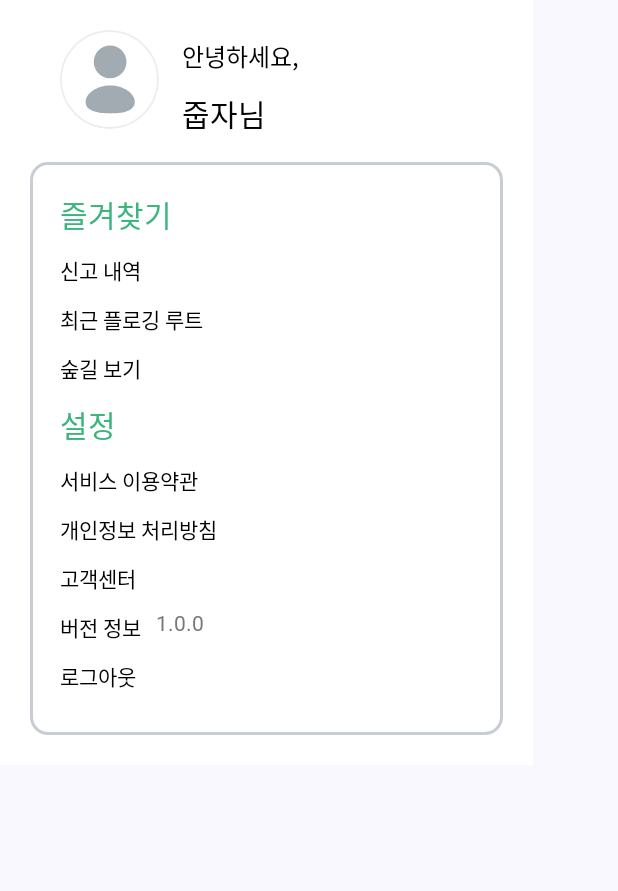
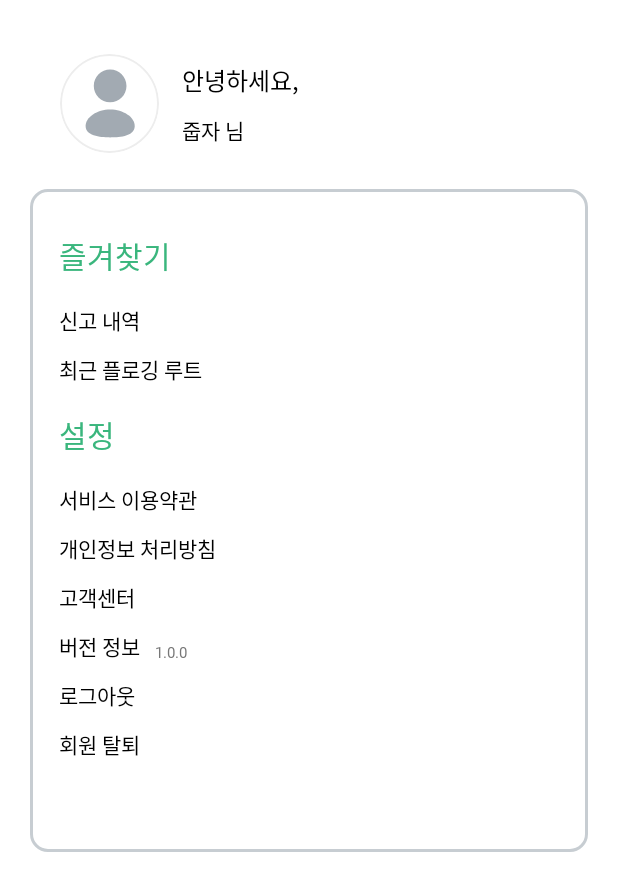
Before and after one commit to Song-s-PaaSTA/Plog-Android, an Android app built with Jetpack Compose: the ProfileRoute screen opened through its navigation route, on a phone screen of 412 x 824 dp. Shown: the top 891 px of the screen. Run offline under Robolectric (Android 15) with nearby library versions, the phone set to English and light mode, and no system bars; our stand-ins replace Dagger/Hilt's generated code; Roboto replaces fonts that are not available here.

Commit message:
#17 [UI] 마이페이지 UI 구현

```diff
--- a/app/src/main/java/com/kpaas/plog/presentation/profile/screen/ProfileScreen.kt
+++ b/app/src/main/java/com/kpaas/plog/presentation/profile/screen/ProfileScreen.kt
@@ -9,11 +9,13 @@ import androidx.compose.foundation.shape.CircleShape
 import androidx.compose.foundation.shape.RoundedCornerShape
 import androidx.compose.material3.Text
 import androidx.compose.runtime.Composable
+import androidx.compose.ui.Alignment
 import androidx.compose.ui.Modifier
 import androidx.compose.ui.draw.clip
 import androidx.compose.ui.graphics.Color
 import androidx.compose.ui.graphics.vector.ImageVector
 import androidx.compose.ui.res.vectorResource
+import androidx.compose.ui.text.style.TextAlign
 import androidx.compose.ui.tooling.preview.Preview
 import androidx.compose.ui.unit.dp
 import com.kpaas.plog.R
@@ -27,7 +29,10 @@ import com.kpaas.plog.core_ui.theme.White
 import com.kpaas.plog.core_ui.theme.body1Medium
 import com.kpaas.plog.core_ui.theme.title2Semi
 import com.kpaas.plog.core_ui.theme.body1Regular
+import com.kpaas.plog.core_ui.theme.body2Medium
 import com.kpaas.plog.core_ui.theme.body2Regular
+import com.kpaas.plog.core_ui.theme.body6Regular
+import com.kpaas.plog.core_ui.theme.button2Bold
 
 @Composable
 fun ProfileRoute(
@@ -44,69 +49,119 @@ fun ProfileScreen(
 ) {
     Column(
         modifier = Modifier
+            .fillMaxSize()
             .background(White)
-            .padding(20.dp)
+            .padding(top = 36.dp, start = 20.dp, end = 20.dp)
     ) {
-        Row {
-            Spacer(Modifier.width(20.dp))
+        Row(
+            verticalAlignment = Alignment.CenterVertically,
+            modifier = Modifier
+                .padding(bottom = 24.dp)
+        ) {
             Image(
                 imageVector = ImageVector.vectorResource(id = R.drawable.ic_bnv_profile_off),
                 contentDescription = "Profile Image",
                 modifier = Modifier
+                    .padding(start = 20.dp)
                     .size(66.dp)
                     .clip(CircleShape)
                     .border(1.dp, Gray100, CircleShape)
-                    .background(Color.White),
+                    .background(Color.White)
             )
-            Spacer(Modifier.width(15.dp))
-            Column {
-                Spacer(Modifier.size(5.dp))
+            Column(
+                verticalArrangement = Arrangement.Center,
+                modifier = Modifier.padding(start = 15.dp)
+            ) {
                 Text("안녕하세요,", style = body1Medium, color = Gray600)
-                Spacer(Modifier.size(11.dp))
-                Row {
-                    Text("줍자", style = title2Semi, color = Gray600)
-                    Text("님", style = title2Semi, color = Gray600)
+                Row(
+                    modifier = Modifier
+                        .padding(top = 11.dp)
+                ) {
+                    Text("줍자", style = button2Bold, color = Gray600)
+                    Text(" 님", style = body2Medium, color = Gray600)
                 }
             }
         }
-        Spacer(Modifier.height(17.dp))
+
         Column(
             modifier = Modifier
-                .width(315.dp)
-                .height(382.dp)
+                .fillMaxWidth()
                 .border(2.dp, Gray200, RoundedCornerShape(12.dp))
-                .padding(20.dp)
+                .padding(top = 29.dp, start = 19.dp, bottom = 49.dp)
         ) {
-            Text("즐겨찾기", style = title2Semi, color = Green200)
-            Spacer(Modifier.height(12.dp))
             Text(
-                modifier = Modifier.clickable { onReportClick() },
+                text = "즐겨찾기",
+                style = title2Semi,
+                color = Green200,
+                modifier = Modifier.padding(bottom = 18.dp)
+            )
+            Text(
                 text = "신고 내역",
                 style = body2Regular,
-                color = Gray600
+                color = Gray600,
+                modifier = Modifier
+                    .clickable { onReportClick() }
+                    .padding(bottom = 12.dp),
             )
-            Spacer(Modifier.height(12.dp))
-            Text("최근 플로깅 루트", style = body2Regular, color = Gray600)
-            Spacer(Modifier.height(12.dp))
-            Text("숲길 보기", style = body2Regular, color = Gray600)
-            Spacer(Modifier.height(12.dp))
-            Text("설정", style = title2Semi, color = Green200)
-            Spacer(Modifier.height(12.dp))
-            Text("서비스 이용약관", style = body2Regular, color = Gray600)
-            Spacer(Modifier.height(12.dp))
-            Text("개인정보 처리방침", style = body2Regular, color = Gray600)
-            Spacer(Modifier.height(12.dp))
-            Text("고객센터", style = body2Regular, color = Gray600)
-            Spacer(Modifier.height(12.dp))
-            Row {
-                Text("버전 정보", style = body2Regular, color = Gray600)
-                Spacer(Modifier.width(10.dp))
-                Text("1.0.0", style = body2Regular, color = Gray450)
+            Text(
+                text = "최근 플로깅 루트",
+                style = body2Regular,
+                color = Gray600,
+                modifier = Modifier.padding(bottom = 18.dp)
+            )
+            Text(
+                text = "설정",
+                style = title2Semi,
+                color = Green200,
+                modifier = Modifier.padding(bottom = 18.dp)
+            )
+            Text(
+                text = "서비스 이용약관",
+                style = body2Regular,
+                color = Gray600,
+                modifier = Modifier.padding(bottom = 12.dp)
+            )
+            Text(
+                text = "개인정보 처리방침",
+                style = body2Regular,
+                color = Gray600,
+                modifier = Modifier.padding(bottom = 12.dp)
+            )
+            Text(
+                text = "고객센터",
+                style = body2Regular,
+                color = Gray600,
+                modifier = Modifier.padding(bottom = 12.dp)
+            )
+            Row(
+                verticalAlignment = Alignment.CenterVertically
+            ) {
+                Text(
+                    text = "버전 정보",
+                    style = body2Regular,
+                    color = Gray600,
+                    modifier = Modifier
+                        .padding(end = 10.dp)
+                )
+                Text(
+                    modifier = Modifier.align(Alignment.Bottom),
+                    text = "1.0.0",
+                    style = body6Regular,
+                    color = Gray450,
+                )
             }
-            Spacer(Modifier.height(12.dp))
-            Text("로그아웃", style = body2Regular, color = Gray600)
-            Spacer(Modifier.height(12.dp))
-            Text("회원 탈퇴", style = body2Regular, color = Gray600)
+            Text(
+                text = "로그아웃",
+                style = body2Regular,
+                color = Gray600,
+                modifier = Modifier.padding(vertical = 12.dp)
+            )
+            Text(
+                text = "회원 탈퇴",
+                style = body2Regular,
+                color = Gray600,
+                modifier = Modifier.padding(bottom = 12.dp)
+            )
         }
     }
 }
```
